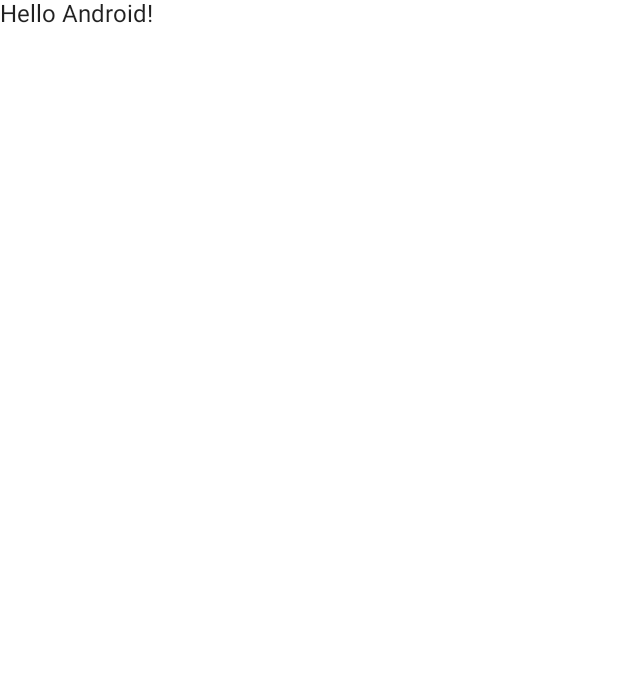
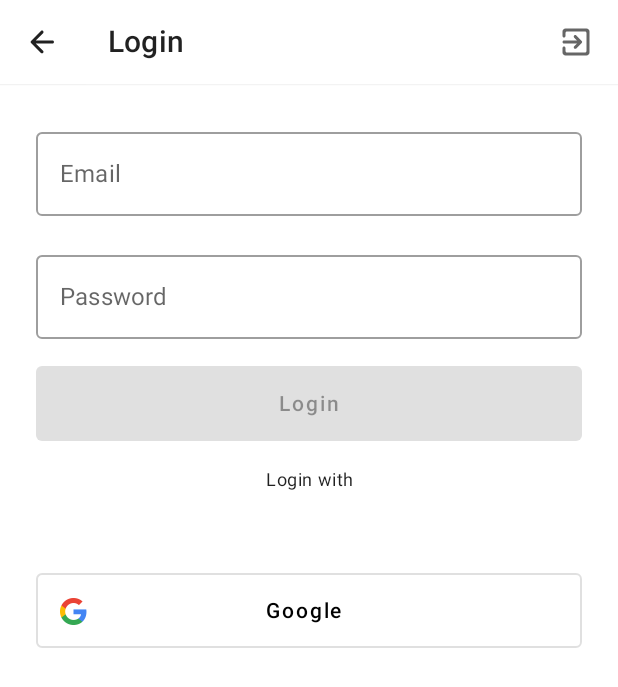
Before and after one commit to vinceglb/Instant, an Android app built with Jetpack Compose: the screen it shows after launch (MainActivity), on a phone screen of 412 x 824 dp. Before the commit the part shown is almost empty. Shown: the top 687 px of the screen. Run offline under Robolectric (Android 15) with nearby library versions, the phone set to English and light mode, and no system bars; our stand-ins replace Firebase (no records; nobody signed in at launch, a user with empty details on screens opened directly).

Commit message:
✨ Adding LoginScreen from tuto

```diff
--- a/app/src/main/java/com/ebf/instant/MainActivity.kt
+++ b/app/src/main/java/com/ebf/instant/MainActivity.kt
@@ -8,6 +8,7 @@ import androidx.compose.material.Surface
 import androidx.compose.material.Text
 import androidx.compose.runtime.Composable
 import androidx.compose.ui.tooling.preview.Preview
+import com.ebf.instant.ui.login.LoginScreen
 import com.ebf.instant.ui.theme.InstantTheme
 
 class MainActivity : ComponentActivity() {
@@ -15,10 +16,12 @@ class MainActivity : ComponentActivity() {
         super.onCreate(savedInstanceState)
         setContent {
             InstantTheme {
-                // A surface container using the 'background' color from the theme
-                Surface(color = MaterialTheme.colors.background) {
-                    Greeting("Android")
-                }
+                LoginScreen()
+
+//                // A surface container using the 'background' color from the theme
+//                Surface(color = MaterialTheme.colors.background) {
+//                    Greeting("Android")
+//                }
             }
         }
     }
--- /dev/null
+++ b/app/src/main/java/com/ebf/instant/ui/login/LoginScreen.kt
@@ -0,0 +1,205 @@
+package com.ebf.instant.ui.login
+
+import android.util.Log
+import androidx.activity.compose.rememberLauncherForActivityResult
+import androidx.activity.result.contract.ActivityResultContracts
+import androidx.compose.foundation.layout.*
+import androidx.compose.material.*
+import androidx.compose.material.icons.Icons
+import androidx.compose.material.icons.filled.MailOutline
+import androidx.compose.material.icons.rounded.ArrowBack
+import androidx.compose.material.icons.rounded.ExitToApp
+import androidx.compose.runtime.*
+import androidx.compose.ui.Alignment
+import androidx.compose.ui.Modifier
+import androidx.compose.ui.graphics.Color
+import androidx.compose.ui.platform.LocalContext
+import androidx.compose.ui.res.painterResource
+import androidx.compose.ui.res.stringResource
+import androidx.compose.ui.text.input.PasswordVisualTransformation
+import androidx.compose.ui.text.style.TextAlign
+import androidx.compose.ui.tooling.preview.Preview
+import androidx.compose.ui.unit.dp
+import androidx.lifecycle.viewmodel.compose.viewModel
+import com.ebf.instant.R
+import com.ebf.instant.ui.theme.InstantTheme
+import com.ebf.instant.util.LoadingState
+import com.google.android.gms.auth.api.signin.GoogleSignIn
+import com.google.android.gms.auth.api.signin.GoogleSignInOptions
+import com.google.android.gms.common.api.ApiException
+import com.google.firebase.auth.GoogleAuthProvider
+import com.google.firebase.auth.ktx.auth
+import com.google.firebase.ktx.Firebase
+
+@Composable
+fun LoginScreen(viewModel: LoginScreenViewModel = viewModel()) {
+
+    var userEmail by remember { mutableStateOf("") }
+    var userPassword by remember { mutableStateOf("") }
+
+    val snackbarHostState = remember { SnackbarHostState() }
+    val state by viewModel.loadingState.collectAsState()
+
+    // Equivalent of onActivityResult
+    val launcher = rememberLauncherForActivityResult(contract = ActivityResultContracts.StartActivityForResult()) {
+        val task = GoogleSignIn.getSignedInAccountFromIntent(it.data)
+        try {
+            val account = task.getResult(ApiException::class.java)!!
+            val credential = GoogleAuthProvider.getCredential(account.idToken!!, null)
+            viewModel.signWithCredential(credential)
+        } catch (e: ApiException) {
+            Log.w("TAG", "Google sign in failed", e)
+        }
+    }
+
+    Scaffold(
+        scaffoldState = rememberScaffoldState(snackbarHostState = snackbarHostState),
+        topBar = {
+            Column(modifier = Modifier.fillMaxWidth()) {
+                TopAppBar(
+                    backgroundColor = Color.White,
+                    elevation = 1.dp,
+                    title = {
+                        Text(text = "Login")
+                    },
+                    navigationIcon = {
+                        IconButton(onClick = { /*TODO*/ }) {
+                            Icon(
+                                imageVector = Icons.Rounded.ArrowBack,
+                                contentDescription = null,
+                            )
+                        }
+                    },
+                    actions = {
+                        IconButton(onClick = { Firebase.auth.signOut() }) {
+                            Icon(
+                                imageVector = Icons.Rounded.ExitToApp,
+                                contentDescription = null,
+                            )
+                        }
+                    }
+                )
+                if (state.status == LoadingState.Status.RUNNING) {
+                    LinearProgressIndicator(modifier = Modifier.fillMaxWidth())
+                }
+            }
+        },
+        content = {
+            Column(
+                modifier = Modifier
+                    .fillMaxSize()
+                    .padding(24.dp),
+                verticalArrangement = Arrangement.spacedBy(18.dp),
+                horizontalAlignment = Alignment.CenterHorizontally,
+                content = {
+                    OutlinedTextField(
+                        modifier = Modifier.fillMaxWidth(),
+                        value = userEmail,
+                        label = {
+                            Text(text = "Email")
+                        },
+                        onValueChange = {
+                            userEmail = it
+                        }
+                    )
+
+                    OutlinedTextField(
+                        modifier = Modifier.fillMaxWidth(),
+                        visualTransformation = PasswordVisualTransformation(),
+                        value = userPassword,
+                        label = {
+                            Text(text = "Password")
+                        },
+                        onValueChange = {
+                            userPassword = it
+                        }
+                    )
+
+                    Button(
+                        modifier = Modifier
+                            .fillMaxWidth()
+                            .height(50.dp),
+                        enabled = userEmail.isNotEmpty() && userPassword.isNotEmpty(),
+                        content = {
+                            Text(text = "Login")
+                        },
+                        onClick = {
+                            viewModel.signInWithEmailAndPassword(userEmail.trim(), userPassword.trim())
+                        }
+                    )
+
+                    Text(
+                        modifier = Modifier.fillMaxWidth(),
+                        textAlign = TextAlign.Center,
+                        style = MaterialTheme.typography.caption,
+                        text = "Login with"
+                    )
+
+                    Spacer(modifier = Modifier.height(18.dp))
+
+                    val context = LocalContext.current
+                    val token = stringResource(R.string.default_web_client_id)
+
+                    OutlinedButton(
+                        border = ButtonDefaults.outlinedBorder.copy(width = 1.dp),
+                        modifier = Modifier
+                            .fillMaxWidth()
+                            .height(50.dp),
+                        onClick = {
+                            val gso = GoogleSignInOptions.Builder(GoogleSignInOptions.DEFAULT_SIGN_IN)
+                                .requestIdToken(token)
+                                .requestEmail()
+                                .build()
+
+                            val googleSignInClient = GoogleSignIn.getClient(context, gso)
+                            launcher.launch(googleSignInClient.signInIntent)
+                        },
+                        content = {
+                            Row(
+                                modifier = Modifier.fillMaxWidth(),
+                                horizontalArrangement = Arrangement.SpaceBetween,
+                                verticalAlignment = Alignment.CenterVertically,
+                                content = {
+                                    Icon(
+                                        tint = Color.Unspecified,
+                                        painter = painterResource(id = R.drawable.googleg_standard_color_18),
+                                        contentDescription = null,
+                                    )
+                                    Text(
+                                        style = MaterialTheme.typography.button,
+                                        color = MaterialTheme.colors.onSurface,
+                                        text = "Google"
+                                    )
+                                    Icon(
+                                        tint = Color.Transparent,
+                                        imageVector = Icons.Default.MailOutline,
+                                        contentDescription = null,
+                                    )
+                                }
+                            )
+                        }
+                    )
+
+                    when(state.status) {
+                        LoadingState.Status.SUCCESS -> {
+                            Text(text = "Success")
+                        }
+                        LoadingState.Status.FAILED -> {
+                            Text(text = state.msg ?: "Error")
+                        }
+                        else -> {}
+                    }
+                }
+            )
+        }
+    )
+}
+
+@Preview(showBackground = true)
+@Composable
+fun LoginScreenPreview() {
+    val viewModel = LoginScreenViewModel()
+    InstantTheme(false) {
+        LoginScreen(viewModel = viewModel)
+    }
+}
--- /dev/null
+++ b/app/src/main/java/com/ebf/instant/util/LoadingState.kt
@@ -0,0 +1,17 @@
+package com.ebf.instant.util
+
+data class LoadingState private constructor(val status: Status, val msg: String? = null) {
+    companion object {
+        val LOADED = LoadingState(Status.SUCCESS)
+        val IDLE = LoadingState(Status.IDLE)
+        val LOADING = LoadingState(Status.RUNNING)
+        fun error(msg: String?) = LoadingState(Status.FAILED, msg)
+    }
+
+    enum class Status {
+        RUNNING,
+        SUCCESS,
+        FAILED,
+        IDLE,
+    }
+}
--- a/build.gradle
+++ b/build.gradle
@@ -10,7 +10,7 @@ buildscript {
     dependencies {
         classpath "com.android.tools.build:gradle:7.0.2"
         classpath "org.jetbrains.kotlin:kotlin-gradle-plugin:1.5.31"
-        classpath 'com.google.gms:google-services:4.3.10'
+        classpath 'com.google.gms:google-services:4.3.8'
     }
 }
 
```
Also changed, not shown: app/build.gradle (+10 -2 lines), app/src/main/java/com/ebf/instant/ui/login/LoginScreenViewModel.kt (added, +36 -0 lines).
